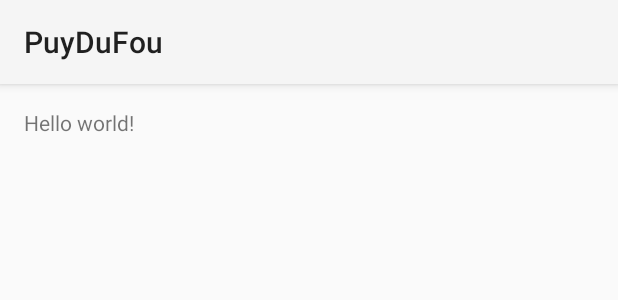
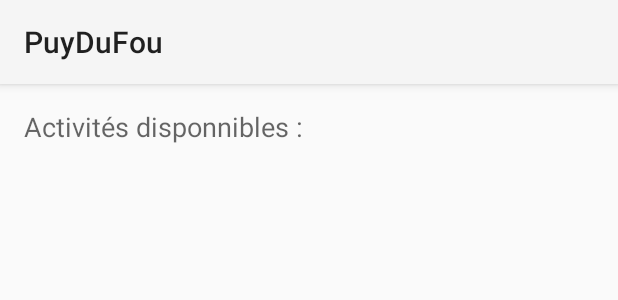
Before and after one commit to Adraca/MobiXar, an Android app: the layout activity_planning.xml on its own in the app's theme, with its tools: preview values and no code run, on a phone screen of 412 x 824 dp. Shown: the top 300 px of the screen. Run offline under Robolectric (Android 15) with nearby library versions, the phone set to English and light mode, and no system bars.

```diff
--- a/PuyDuFou/app/src/main/java/mobixar/puydufou/Planning.java
+++ b/PuyDuFou/app/src/main/java/mobixar/puydufou/Planning.java
@@ -12,6 +12,7 @@ public class Planning extends Activity {
     protected void onCreate(Bundle savedInstanceState) {
         super.onCreate(savedInstanceState);
         setContentView(R.layout.activity_planning);
+
     }
 
     @Override
--- a/PuyDuFou/app/src/main/java/mobixar/puydufou/business/LocalService.java
+++ b/PuyDuFou/app/src/main/java/mobixar/puydufou/business/LocalService.java
@@ -7,7 +7,8 @@ public enum LocalService {
 
     GETACTIVITIES("activities/getAllActivities"),
     GETRATING("activities/getRatingActivities"),
-    GETSCHEDULE("activities/getSchedules");
+    GETSCHEDULE("activities/getSchedules"),
+    NOTEACTIVITY("activities/noteActivity");
 
     public String uri;
 
--- a/PuyDuFou/app/src/main/java/mobixar/puydufou/serviceInvoker/serviceProvider.java
+++ b/PuyDuFou/app/src/main/java/mobixar/puydufou/serviceInvoker/serviceProvider.java
@@ -23,10 +23,12 @@ public class serviceProvider extends  AsyncTask<Hashtable<String, String>, Void,
 
     private HttpMethod method;
     private String url;
+    private RemoteServices serv;
 
     public void buildUrl( String hostAddress, String port, RemoteServices serviceAsked, HttpMethod method) {
         url = "http://"+hostAddress+":"+port+"/"+serviceAsked.url;//http://localhost:8080/RESTfulExample/json/product/get
         this.method = method;
+        serv = serviceAsked;
     }
 
     @Override
@@ -87,7 +89,7 @@ public class serviceProvider extends  AsyncTask<Hashtable<String, String>, Void,
 
             DefaultHttpClient httpClient = new DefaultHttpClient();
             HttpGet getRequest = new HttpGet(this.url+getParamPath(params));
-            getRequest.addHeader("accept", "application/json");
+            getRequest.addHeader("accept", serv.dataType);
 
             response = httpClient.execute(getRequest);
         }catch (ClientProtocolException e) {
--- a/PuyDuFou/app/src/main/res/layout/activity_planning.xml
+++ b/PuyDuFou/app/src/main/res/layout/activity_planning.xml
@@ -6,7 +6,22 @@
     android:paddingBottom="@dimen/activity_vertical_margin"
     tools:context="mobixar.puydufou.Planning">
 
-    <TextView android:text="@string/hello_world" android:layout_width="wrap_content"
-        android:layout_height="wrap_content" />
 
+
+    <ListView
+        android:layout_width="wrap_content"
+        android:layout_height="150dp"
+        android:id="@+id/listStoryActivity"
+        android:layout_marginTop="35dp"
+        android:layout_below="@+id/ratingStar"
+        android:layout_alignParentStart="true" />
+
+    <TextView
+        android:layout_width="wrap_content"
+        android:layout_height="wrap_content"
+        android:textAppearance="?android:attr/textAppearanceMedium"
+        android:text="Activités disponnibles :"
+        android:id="@+id/textViewActiviteDispo"
+        android:layout_alignParentTop="true"
+        android:layout_alignParentStart="true" />
 </RelativeLayout>
```
Also changed, not shown: PuyDuFou/app/src/main/java/mobixar/puydufou/DetailsActivity.java (+23 -2 lines), PuyDuFou/app/src/main/java/mobixar/puydufou/business/activity/ActivityBusiness.java (+27 -13 lines), PuyDuFou/app/src/main/java/mobixar/puydufou/serviceInvoker/RemoteServices.java (+7 -4 lines).
